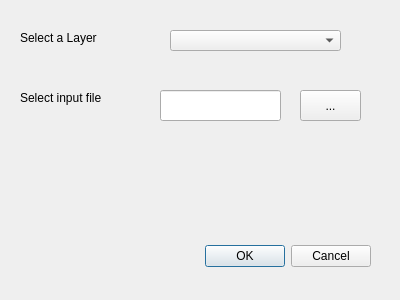
Old version of the form si_importer_dialog_base.ui in the repository Ebiroll/SiImporter.
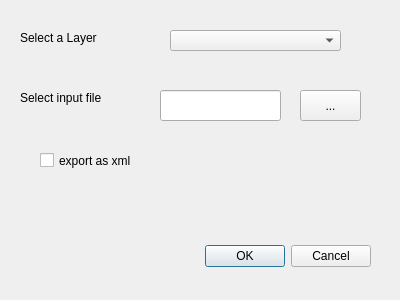
New version of the form.

Commit message: Started to do export function

What changed in the file:
```diff
--- a/si_importer_dialog_base.ui
+++ b/si_importer_dialog_base.ui
@@ -88,6 +88,22 @@
     <string>...</string>
    </property>
   </widget>
+  <widget class="QCheckBox" name="export_xml">
+   <property name="geometry">
+    <rect>
+     <x>40</x>
+     <y>150</y>
+     <width>131</width>
+     <height>21</height>
+    </rect>
+   </property>
+   <property name="text">
+    <string>export as xml</string>
+   </property>
+   <property name="checked">
+    <bool>false</bool>
+   </property>
+  </widget>
  </widget>
  <resources/>
  <connections>
```
The commit also changes 1 other file.
